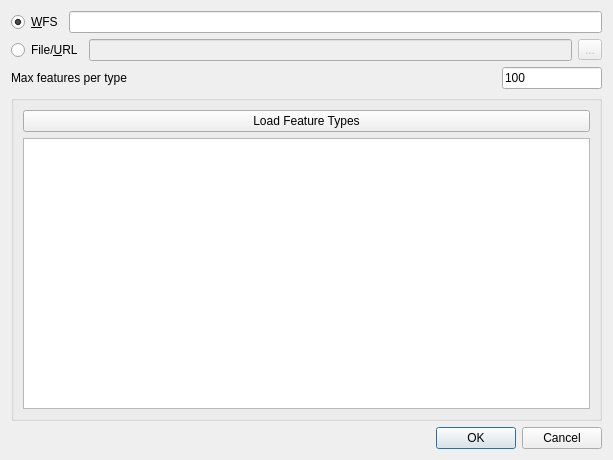
First picture: the form in KuntagmlLoader/resources/ui/kunta_gml_loader_dialog.ui, repository Treels/KuntaGML-QGIS-plugin, before the edit.
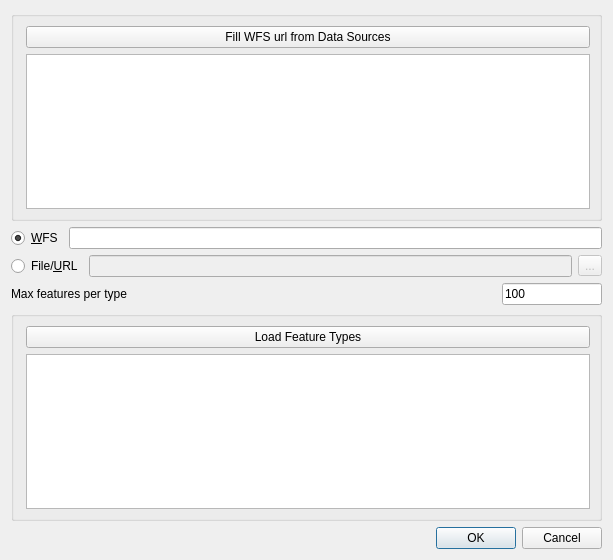
Second picture: the form after the edit. Custom widgets are drawn as their Qt base class.

The edit to the form file:
```diff
--- a/KuntagmlLoader/resources/ui/kunta_gml_loader_dialog.ui
+++ b/KuntagmlLoader/resources/ui/kunta_gml_loader_dialog.ui
@@ -7,13 +7,36 @@
     <x>0</x>
     <y>0</y>
     <width>613</width>
-    <height>460</height>
+    <height>560</height>
    </rect>
   </property>
   <property name="windowTitle">
    <string>Dialog</string>
   </property>
   <layout class="QVBoxLayout" name="verticalLayout">
+   <item>
+    <widget class="QgsCollapsibleGroupBox" name="mGroupBox_2">
+     <layout class="QVBoxLayout" name="verticalLayout_2">
+      <property name="leftMargin">
+       <number>12</number>
+      </property>
+      <item>
+       <widget class="QPushButton" name="loadWFSPushButton">
+        <property name="text">
+         <string>Fill WFS url from Data Sources</string>
+        </property>
+       </widget>
+      </item>
+      <item>
+       <widget class="QListWidget" name="listLoadWFSWidget">
+        <property name="selectionMode">
+         <enum>QAbstractItemView::ExtendedSelection</enum>
+        </property>
+       </widget>
+      </item>
+     </layout>
+    </widget>
+   </item>
    <item>
     <layout class="QHBoxLayout" name="horizontalLayout_2">
      <item>
@@ -99,6 +122,9 @@
    <item>
     <widget class="QgsCollapsibleGroupBox" name="mGroupBox">
      <layout class="QVBoxLayout" name="verticalLayout_2">
+      <property name="leftMargin">
+       <number>12</number>
+      </property>
       <item>
        <widget class="QPushButton" name="loadTypesPushButton">
         <property name="text">
@@ -107,7 +133,7 @@
        </widget>
       </item>
       <item>
-       <widget class="QListWidget" name="listWidget">
+       <widget class="QListWidget" name="listLoadTypesWidget">
         <property name="selectionMode">
          <enum>QAbstractItemView::ExtendedSelection</enum>
         </property>
```
